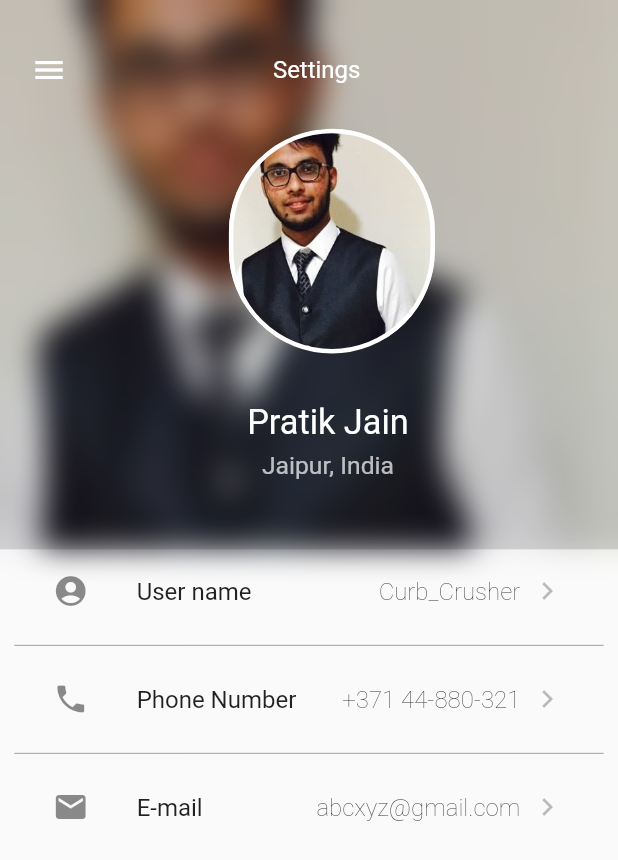
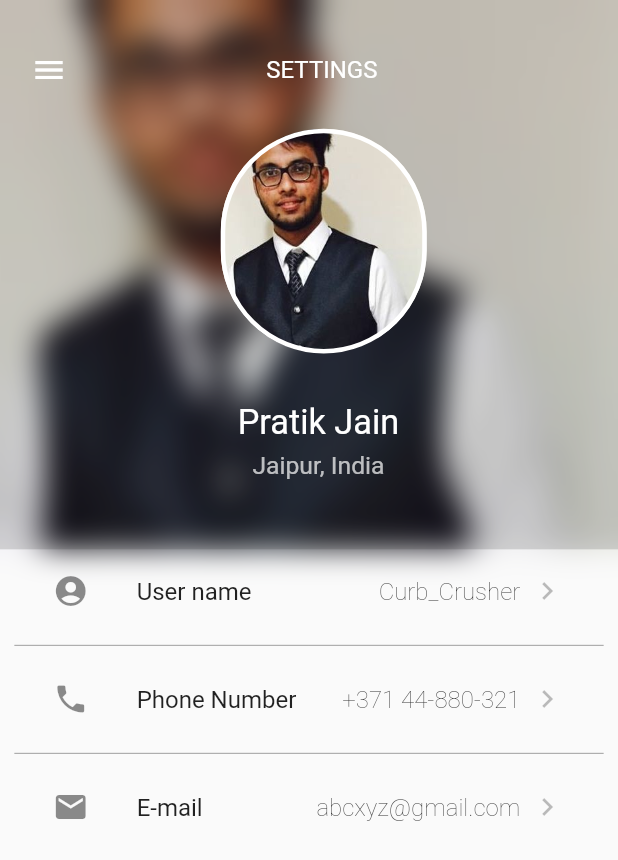
Before and after one commit to pratikjain04/profile, a Flutter app: the screen it shows after launch, on a phone screen of 412 x 824 dp. Shown: the top 860 px of the screen. Run offline on Flutter 3.47's test engine with Material 2 defaults, Android fonts, the phone set to English and light mode, and no system bars.

Commit message:
Some changes
Signed-off-by: ateek-ujjawal <ateekujjawal@gmail.com>

```diff
--- a/profileui/lib/main.dart
+++ b/profileui/lib/main.dart
@@ -109,12 +109,12 @@ class _ProfileState extends State<Profile> {
                           children: <Widget>[
                             Padding(padding: EdgeInsets.only(left: uniWidth / 20),),
                             Icon(Icons.menu, color: Colors.white,),
-                            Padding(padding: EdgeInsets.only(left: uniWidth / 3)),
-                            Text('Settings',
+                            Padding(padding: EdgeInsets.only(left: uniWidth / 3.1)),
+                            Text('SETTINGS',
                               style: TextStyle(color: Colors.white, fontSize: 16.0),),
                           ],),
                         Padding(padding: EdgeInsets.only(
-                            top: uniHeight / 30, left: uniWidth / 2.7),
+                            top: uniHeight / 30, left: uniWidth / 2.8),
                           child: Container(
                             decoration: BoxDecoration(
                                 border: Border.all(color: Colors.white, width: 3.0),
@@ -131,7 +131,7 @@ class _ProfileState extends State<Profile> {
                           ),
                         ),
                         Padding(padding: EdgeInsets.only(
-                            top: uniHeight / 25, left: uniWidth / 2.5),
+                            top: uniHeight / 25, left: uniWidth / 2.6),
                           child: Column(
                             children: <Widget>[
                               Text('Pratik Jain', style: TextStyle(
```
